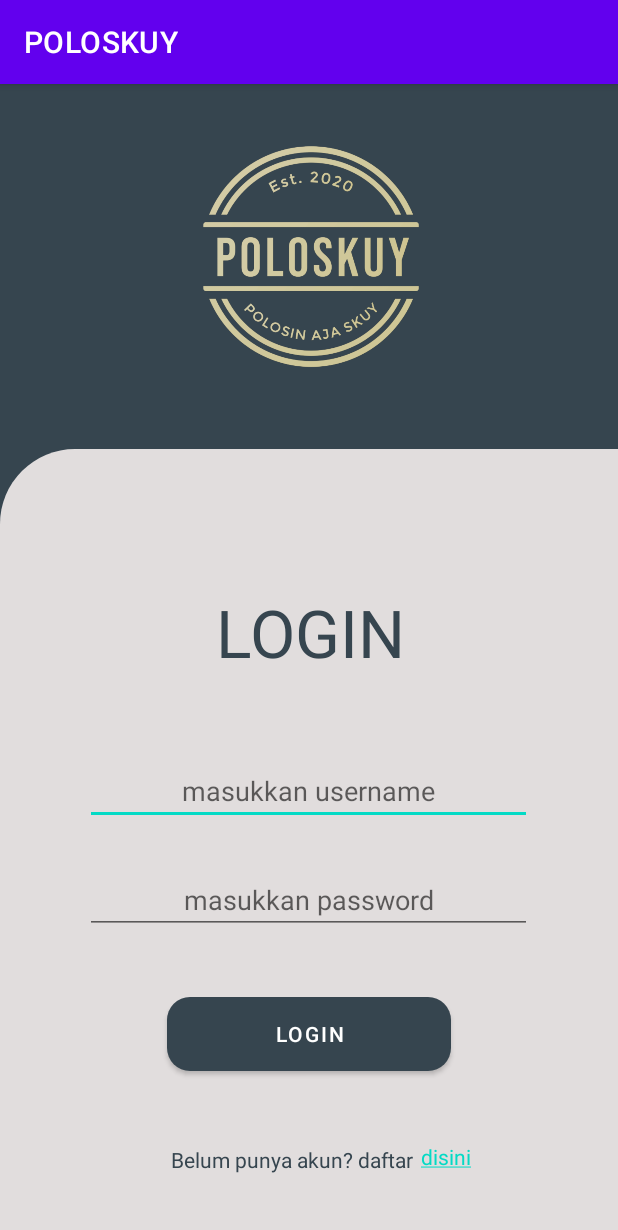
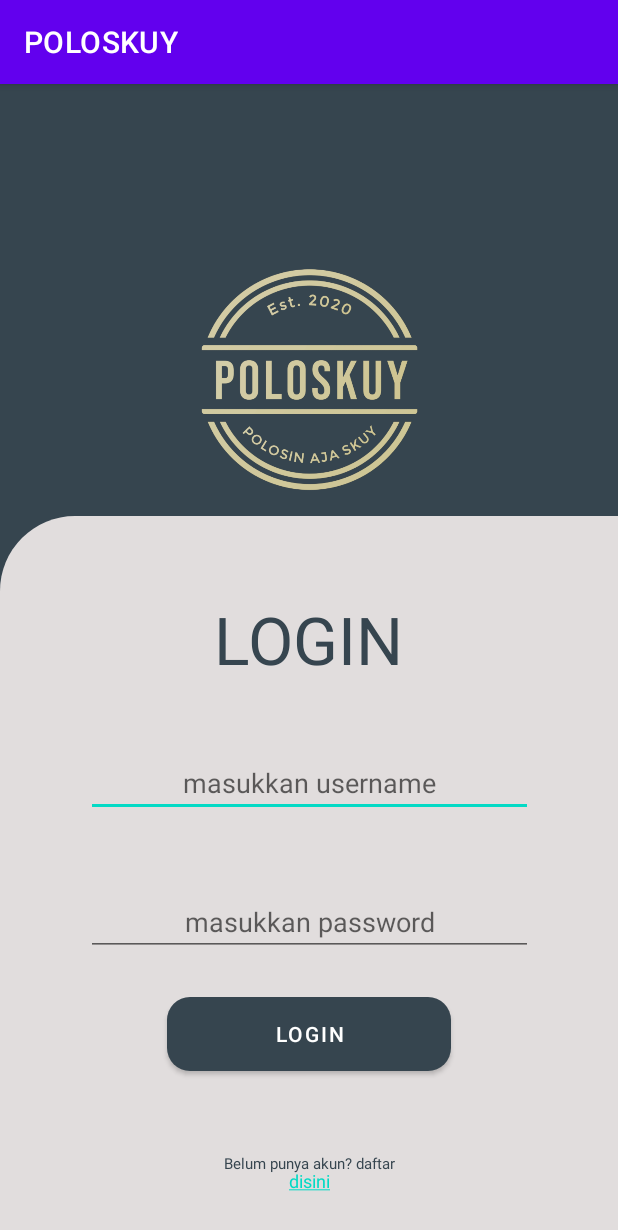
Before and after one commit to fikri-zamzam/Poloskuy, an Android app: the screen it shows after launch (MainActivity), on a phone screen of 412 x 824 dp. Shown: the top 1230 px of the screen. Run offline under Robolectric (Android 15) with nearby library versions, the light colour scheme and no system bars.

Commit message:
update ke constraint layout

```diff
--- a/apkpoloskuy/app/src/main/res/layout/activity_main.xml
+++ b/apkpoloskuy/app/src/main/res/layout/activity_main.xml
@@ -1,5 +1,5 @@
 <?xml version="1.0" encoding="utf-8"?>
-<RelativeLayout xmlns:android="http://schemas.android.com/apk/res/android"
+<androidx.constraintlayout.widget.ConstraintLayout xmlns:android="http://schemas.android.com/apk/res/android"
     xmlns:app="http://schemas.android.com/apk/res-auto"
     xmlns:tools="http://schemas.android.com/tools"
     android:layout_width="match_parent"
@@ -16,20 +16,26 @@
         android:layout_alignParentEnd="true"
         android:layout_alignParentRight="true"
         android:layout_centerHorizontal="true"
-        android:layout_marginStart="120dp"
-        android:layout_marginLeft="120dp"
-        android:layout_marginTop="40dp"
-        android:layout_marginEnd="117dp"
-        android:layout_marginRight="117dp"
+        android:layout_marginBottom="16dp"
         android:src="@drawable/logo_poloskuy"
-        app:layout_constraintBottom_toTopOf="@+id/view" />
+        app:layout_constraintBottom_toTopOf="@+id/view"
+        app:layout_constraintEnd_toEndOf="parent"
+        app:layout_constraintStart_toStartOf="parent"
+        tools:ignore="MissingConstraints" />
 
     <View
         android:id="@+id/view"
-        android:layout_width="441dp"
-        android:layout_height="558dp"
-        android:layout_marginTop="243dp"
-        android:background="@drawable/bg_login_bawah" />
+        android:layout_width="match_parent"
+        android:layout_height="480dp"
+        android:background="@drawable/bg_login_bawah"
+        app:layout_constraintBottom_toBottomOf="parent"
+        app:layout_constraintEnd_toEndOf="parent"
+        app:layout_constraintHorizontal_bias="0.0"
+        app:layout_constraintStart_toStartOf="parent"
+        app:layout_constraintTop_toTopOf="parent"
+        app:layout_constraintVertical_bias="1.0"
+
+        tools:ignore="MissingConstraints" />
 
     <TextView
         android:id="@+id/textView"
@@ -39,13 +45,17 @@
         android:layout_alignParentRight="true"
         android:layout_alignParentBottom="true"
         android:layout_centerInParent="true"
-        android:layout_marginEnd="142dp"
-        android:layout_marginRight="142dp"
-        android:layout_marginBottom="373dp"
+        android:layout_marginBottom="44dp"
         android:text="LOGIN"
         android:textColor="@color/charcoal"
         android:textSize="44sp"
-        app:layout_constraintBottom_toTopOf="@+id/editText" />
+        app:layout_constraintBottom_toTopOf="@+id/editText"
+        app:layout_constraintEnd_toEndOf="parent"
+        app:layout_constraintHorizontal_bias="0.498"
+        app:layout_constraintStart_toStartOf="parent"
+        app:layout_constraintTop_toTopOf="@+id/view"
+        app:layout_constraintVertical_bias="1.0"
+        tools:ignore="MissingConstraints" />
 
     <EditText
         android:id="@+id/editText"
@@ -53,13 +63,17 @@
         android:layout_height="wrap_content"
         android:layout_alignParentBottom="true"
         android:layout_centerHorizontal="true"
-        android:layout_marginEnd="40dp"
-        android:layout_marginRight="40dp"
-        android:layout_marginBottom="274dp"
+        android:gravity="center_horizontal"
+        android:hint="masukkan username"
         android:textAlignment="center"
-        android:hint="masukkan username"
         android:textColor="@color/charcoal"
-        android:gravity="center_horizontal" />
+        app:layout_constraintBottom_toTopOf="@+id/btnlog"
+        app:layout_constraintEnd_toEndOf="parent"
+        app:layout_constraintHorizontal_bias="0.504"
+        app:layout_constraintStart_toStartOf="parent"
+        app:layout_constraintTop_toTopOf="@+id/view"
+        app:layout_constraintVertical_bias="0.564"
+        tools:ignore="MissingConstraints" />
 
     <EditText
         android:id="@+id/editText3"
@@ -69,13 +83,17 @@
         android:layout_alignParentRight="true"
         android:layout_alignParentBottom="true"
         android:layout_centerHorizontal="true"
-        android:layout_marginEnd="57dp"
-        android:layout_marginRight="57dp"
-        android:layout_marginBottom="201dp"
+        android:gravity="center_horizontal"
         android:hint="masukkan password"
         android:textAlignment="center"
         android:textColor="@color/charcoal"
-        android:gravity="center_horizontal" />
+        app:layout_constraintBottom_toTopOf="@+id/btnlog"
+        app:layout_constraintEnd_toEndOf="parent"
+        app:layout_constraintHorizontal_bias="0.504"
+        app:layout_constraintStart_toStartOf="parent"
+        app:layout_constraintTop_toBottomOf="@+id/editText"
+        app:layout_constraintVertical_bias="0.637"
+        tools:ignore="MissingConstraints" />
 
     <Button
         android:id="@+id/btnlog"
@@ -91,7 +109,7 @@
         app:layout_constraintEnd_toEndOf="parent"
         app:layout_constraintStart_toStartOf="parent"
         app:layout_constraintTop_toTopOf="parent"
-        app:layout_constraintVertical_bias="0.848"
+        app:layout_constraintVertical_bias="1.0"
         tools:ignore="MissingConstraints" />
 
     <TextView
@@ -102,16 +120,16 @@
         android:layout_alignParentLeft="true"
         android:layout_alignParentBottom="true"
         android:layout_centerHorizontal="true"
-        android:layout_marginStart="114dp"
-        android:layout_marginLeft="60dp"
         android:layout_marginBottom="41dp"
         android:text="@string/tvKet"
         android:textColor="@color/charcoal"
+        android:textSize="10dp"
         app:layout_constraintBottom_toBottomOf="@+id/view"
         app:layout_constraintEnd_toEndOf="parent"
         app:layout_constraintStart_toStartOf="parent"
-        app:layout_constraintTop_toBottomOf="@+id/btnlog" />
-    />
+        app:layout_constraintTop_toBottomOf="@+id/btnlog"
+        app:layout_constraintVertical_bias="1.0" />
+
     <TextView
         android:id="@+id/tvToreg"
         android:layout_width="wrap_content"
@@ -119,13 +137,22 @@
         android:layout_alignParentEnd="true"
         android:layout_alignParentRight="true"
         android:layout_alignParentBottom="true"
-        android:layout_marginStart="5dp"
-        android:layout_marginLeft="8dp"
-        android:layout_marginEnd="60dp"
-        android:layout_marginRight="60dp"
-        android:layout_marginBottom="43dp"
+        android:textSize="12dp"
         android:layout_toRightOf="@id/tvKet"
-        android:text="@string/mvToreg" />
+        android:text="@string/mvToreg"
+        app:layout_constraintBottom_toBottomOf="parent"
+        app:layout_constraintEnd_toEndOf="parent"
+        app:layout_constraintStart_toStartOf="parent"
+        app:layout_constraintTop_toBottomOf="@+id/btnlog"
+        app:layout_constraintVertical_bias="0.692"
+        tools:ignore="MissingConstraints" />
+
+    <androidx.constraintlayout.widget.Guideline
+        android:id="@+id/guideline2"
+        android:layout_width="wrap_content"
+        android:layout_height="wrap_content"
+        android:orientation="vertical"
+        app:layout_constraintGuide_percent="0.5" />
 
 
-</RelativeLayout>
+</androidx.constraintlayout.widget.ConstraintLayout>
```
Also changed, not shown: apkpoloskuy/app/src/main/res/layout/activity_register.xml (+75 -37 lines).
